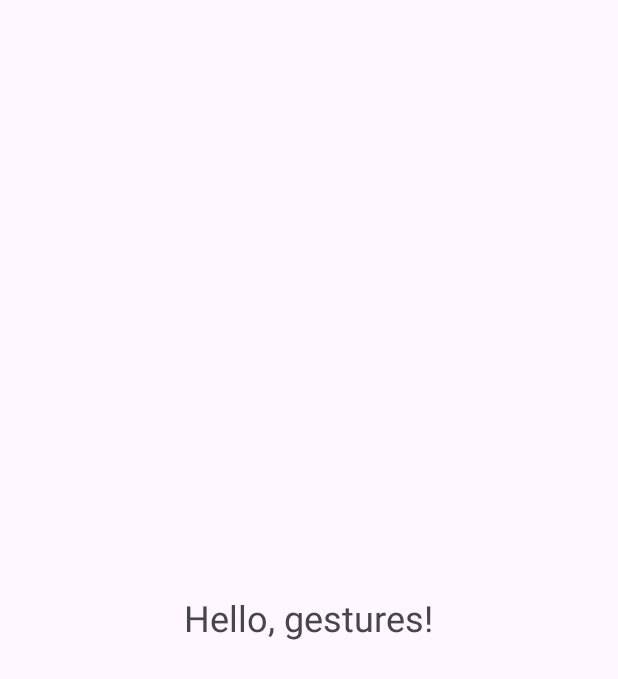
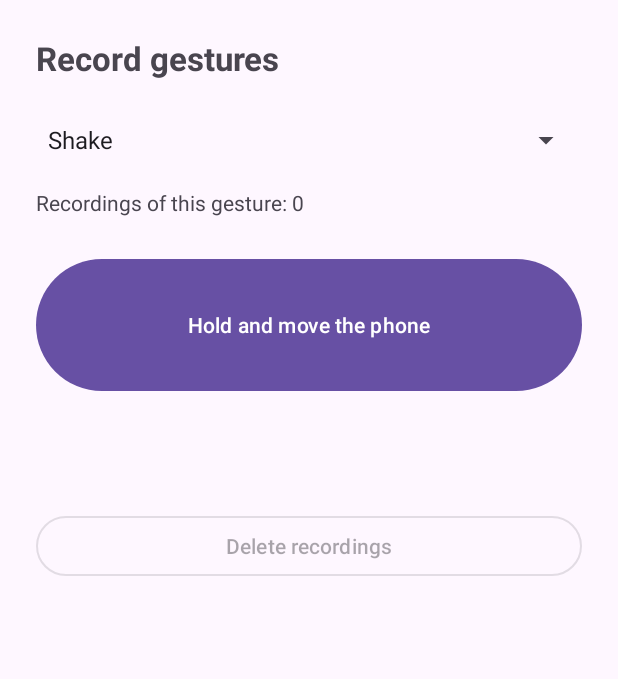
Before and after one commit to MakoStream/gesture-dtw-android, an Android app: the screen it shows after launch (MainActivity), on a phone screen of 412 x 824 dp. Shown: the top 679 px of the screen. Run offline under Robolectric (Android 15) with nearby library versions, the phone set to English and light mode, and no system bars; our stand-ins replace Timber.

Commit message:
feat(ui): add recording screen with ViewModel

```diff
--- a/app/build.gradle.kts
+++ b/app/build.gradle.kts
@@ -41,6 +41,12 @@ dependencies {
     implementation("com.google.android.material:material:1.12.0")
     implementation("com.jakewharton.timber:timber:5.0.1")
     implementation("com.google.code.gson:gson:2.11.0")
+
+    implementation("androidx.activity:activity-ktx:1.8.0")
+    implementation("androidx.lifecycle:lifecycle-viewmodel-ktx:2.6.2")
+    implementation("androidx.lifecycle:lifecycle-livedata-ktx:2.6.2")
+    testImplementation("androidx.arch.core:core-testing:2.2.0")
+
     testImplementation("junit:junit:4.13.2")
 
 }
--- a/app/src/main/java/ua/makostream/gesturedtw/MainActivity.kt
+++ b/app/src/main/java/ua/makostream/gesturedtw/MainActivity.kt
@@ -1,13 +1,104 @@
 package ua.makostream.gesturedtw
 
+import android.annotation.SuppressLint
 import android.os.Bundle
+import android.view.MotionEvent
+import android.view.View
+import android.widget.AdapterView
+import android.widget.ArrayAdapter
+import android.widget.Button
+import android.widget.Spinner
+import android.widget.TextView
+import androidx.activity.viewModels
 import androidx.appcompat.app.AppCompatActivity
 import timber.log.Timber
+import ua.makostream.gesturedtw.ui.GestureCatalog
+import ua.makostream.gesturedtw.ui.GestureUiState
+import ua.makostream.gesturedtw.ui.GestureViewModel
+import ua.makostream.gesturedtw.ui.GestureViewModelFactory
+import ua.makostream.gesturedtw.ui.UiMessage
 
 class MainActivity : AppCompatActivity() {
+
+    private val viewModel: GestureViewModel by viewModels {
+        GestureViewModelFactory(applicationContext)
+    }
+
+    private lateinit var gestureSpinner: Spinner
+    private lateinit var countText: TextView
+    private lateinit var statusText: TextView
+    private lateinit var recordButton: Button
+    private lateinit var deleteButton: Button
+
+    @SuppressLint("ClickableViewAccessibility")
     override fun onCreate(savedInstanceState: Bundle?) {
         super.onCreate(savedInstanceState)
         setContentView(R.layout.activity_main)
+
+        gestureSpinner = findViewById(R.id.gestureSpinner)
+        countText = findViewById(R.id.countText)
+        statusText = findViewById(R.id.statusText)
+        recordButton = findViewById(R.id.recordButton)
+        deleteButton = findViewById(R.id.deleteButton)
+
+        val labels = GestureCatalog.all.map { getString(it.labelRes) }
+        gestureSpinner.adapter =
+            ArrayAdapter(this, android.R.layout.simple_spinner_dropdown_item, labels)
+        gestureSpinner.onItemSelectedListener = object : AdapterView.OnItemSelectedListener {
+            override fun onItemSelected(p: AdapterView<*>?, v: View?, pos: Int, id: Long) {
+                viewModel.state.value?.let { render(it) }
+            }
+
+            override fun onNothingSelected(p: AdapterView<*>?) = Unit
+        }
+
+        recordButton.setOnTouchListener { v, event ->
+            when (event.actionMasked) {
+                MotionEvent.ACTION_DOWN -> viewModel.startRecording()
+                MotionEvent.ACTION_UP -> {
+                    v.performClick()
+                    viewModel.stopRecording(selectedGestureId())
+                }
+                MotionEvent.ACTION_CANCEL -> viewModel.cancelRecording()
+            }
+            true
+        }
+        deleteButton.setOnClickListener { viewModel.deleteGesture(selectedGestureId()) }
+
+        viewModel.state.observe(this) { render(it) }
         Timber.d("MainActivity created")
     }
+
+    override fun onPause() {
+        super.onPause()
+        viewModel.cancelRecording()
+    }
+
+    private fun selectedGestureId(): String =
+        GestureCatalog.all[gestureSpinner.selectedItemPosition].id
+
+    private fun render(state: GestureUiState) {
+        val count = state.templateCounts[selectedGestureId()] ?: 0
+        countText.text = getString(R.string.recordings_count, count)
+        recordButton.setText(if (state.isRecording) R.string.record_release else R.string.record_hold)
+        gestureSpinner.isEnabled = !state.isRecording
+        deleteButton.isEnabled = !state.isRecording && count > 0
+
+        if (state.isRecording) statusText.setText(R.string.status_recording)
+        state.message?.let {
+            statusText.text = messageText(it)
+            viewModel.messageShown()
+        }
+    }
+
+    private fun messageText(message: UiMessage): String = when (message) {
+        is UiMessage.Saved -> getString(
+            R.string.msg_saved, getString(GestureCatalog.labelFor(message.gestureId)), message.sampleCount
+        )
+        is UiMessage.Deleted -> getString(
+            R.string.msg_deleted, getString(GestureCatalog.labelFor(message.gestureId))
+        )
+        is UiMessage.TooShort -> getString(R.string.msg_too_short)
+        is UiMessage.SensorUnavailable -> getString(R.string.msg_sensor_unavailable)
+    }
 }
--- /dev/null
+++ b/app/src/main/java/ua/makostream/gesturedtw/ui/GestureCatalog.kt
@@ -0,0 +1,20 @@
+package ua.makostream.gesturedtw.ui
+
+import androidx.annotation.StringRes
+import ua.makostream.gesturedtw.R
+
+object GestureCatalog {
+
+    data class Entry(val id: String, @StringRes val labelRes: Int)
+
+    val all = listOf(
+        Entry("shake", R.string.gesture_shake),
+        Entry("circle", R.string.gesture_circle),
+        Entry("up_down", R.string.gesture_up_down),
+        Entry("left_right", R.string.gesture_left_right)
+    )
+
+    @StringRes
+    fun labelFor(id: String): Int =
+        all.firstOrNull { it.id == id }?.labelRes ?: R.string.gesture_unknown
+}
--- /dev/null
+++ b/app/src/main/java/ua/makostream/gesturedtw/ui/GestureUiState.kt
@@ -0,0 +1,15 @@
+package ua.makostream.gesturedtw.ui
+
+/** One-time message for the user; the Activity turns it into a localized string. */
+sealed interface UiMessage {
+    data class Saved(val gestureId: String, val sampleCount: Int) : UiMessage
+    data class Deleted(val gestureId: String) : UiMessage
+    data object TooShort : UiMessage
+    data object SensorUnavailable : UiMessage
+}
+
+data class GestureUiState(
+    val isRecording: Boolean = false,
+    val templateCounts: Map<String, Int> = emptyMap(),
+    val message: UiMessage? = null
+)
--- /dev/null
+++ b/app/src/main/java/ua/makostream/gesturedtw/ui/GestureViewModel.kt
@@ -0,0 +1,92 @@
+package ua.makostream.gesturedtw.ui
+
+import androidx.lifecycle.LiveData
+import androidx.lifecycle.MutableLiveData
+import androidx.lifecycle.ViewModel
+import timber.log.Timber
+import ua.makostream.gesturedtw.data.repository.GestureRepository
+import ua.makostream.gesturedtw.data.sensor.SensorSource
+import ua.makostream.gesturedtw.domain.model.AccelerometerSample
+import ua.makostream.gesturedtw.domain.model.GestureTemplate
+
+class GestureViewModel(
+    private val sensor: SensorSource,
+    private val repository: GestureRepository
+) : ViewModel() {
+
+    private val buffer = mutableListOf<AccelerometerSample>()
+    private val _state = MutableLiveData(GestureUiState())
+    val state: LiveData<GestureUiState> = _state
+
+    private val current: GestureUiState get() = _state.value ?: GestureUiState()
+
+    init {
+        _state.value = current.copy(templateCounts = countTemplates())
+    }
+
+    fun startRecording() {
+        if (current.isRecording) return
+        buffer.clear()
+        if (sensor.start { buffer += it }) {
+            Timber.i("Recording started")
+            _state.value = current.copy(isRecording = true)
+        } else {
+            Timber.w("Recording not started: sensor unavailable")
+            _state.value = current.copy(message = UiMessage.SensorUnavailable)
+        }
+    }
+
+    fun stopRecording(gestureId: String) {
+        if (!current.isRecording) return
+        sensor.stop()
+        val samples = buffer.toList()
+        buffer.clear()
+
+        if (samples.size < MIN_SAMPLES) {
+            Timber.w("Recording too short: %d samples (min %d)", samples.size, MIN_SAMPLES)
+            _state.value = current.copy(isRecording = false, message = UiMessage.TooShort)
+            return
+        }
+
+        repository.add(GestureTemplate(gestureId, samples))
+        Timber.i("Recording saved for '%s': %d samples", gestureId, samples.size)
+        _state.value = current.copy(
+            isRecording = false,
+            templateCounts = countTemplates(),
+            message = UiMessage.Saved(gestureId, samples.size)
+        )
+    }
+
+    /** Stops recording and throws the data away (e.g. the app went to background). */
+    fun cancelRecording() {
+        if (!current.isRecording) return
+        sensor.stop()
+        buffer.clear()
+        Timber.i("Recording cancelled")
+        _state.value = current.copy(isRecording = false)
+    }
+
+    fun deleteGesture(gestureId: String) {
+        repository.removeAll(gestureId)
+        _state.value = current.copy(
+            templateCounts = countTemplates(),
+            message = UiMessage.Deleted(gestureId)
+        )
+    }
+
+    fun messageShown() {
+        if (current.message != null) _state.value = current.copy(message = null)
+    }
+
+    override fun onCleared() {
+        sensor.stop()
+    }
+
+    private fun countTemplates(): Map<String, Int> =
+        repository.loadAll().groupingBy { it.gestureId }.eachCount()
+
+    private companion object {
+        /** About 0.2 s at SENSOR_DELAY_GAME; shorter recordings are accidental taps. */
+        const val MIN_SAMPLES = 10
+    }
+}
--- /dev/null
+++ b/app/src/main/java/ua/makostream/gesturedtw/ui/GestureViewModelFactory.kt
@@ -0,0 +1,22 @@
+package ua.makostream.gesturedtw.ui
+
+import android.content.Context
+import androidx.lifecycle.ViewModel
+import androidx.lifecycle.ViewModelProvider
+import java.io.File
+import ua.makostream.gesturedtw.data.repository.JsonGestureRepository
+import ua.makostream.gesturedtw.data.sensor.AndroidSensorSource
+
+class GestureViewModelFactory(private val appContext: Context) : ViewModelProvider.Factory {
+
+    @Suppress("UNCHECKED_CAST")
+    override fun <T : ViewModel> create(modelClass: Class<T>): T {
+        require(modelClass.isAssignableFrom(GestureViewModel::class.java)) {
+            "Unknown ViewModel class: ${modelClass.name}"
+        }
+        return GestureViewModel(
+            sensor = AndroidSensorSource(appContext),
+            repository = JsonGestureRepository(File(appContext.filesDir, "templates.json"))
+        ) as T
+    }
+}
--- a/app/src/main/res/layout/activity_main.xml
+++ b/app/src/main/res/layout/activity_main.xml
@@ -1,13 +1,49 @@
 <?xml version="1.0" encoding="utf-8"?>
-<FrameLayout xmlns:android="http://schemas.android.com/apk/res/android"
+<LinearLayout xmlns:android="http://schemas.android.com/apk/res/android"
     android:layout_width="match_parent"
-    android:layout_height="match_parent">
+    android:layout_height="match_parent"
+    android:orientation="vertical"
+    android:padding="24dp">
 
     <TextView
-        android:layout_width="wrap_content"
+        android:layout_width="match_parent"
         android:layout_height="wrap_content"
-        android:layout_gravity="center"
-        android:text="@string/hello"
-        android:textSize="24sp" />
+        android:text="@string/screen_title"
+        android:textSize="22sp"
+        android:textStyle="bold" />
 
-</FrameLayout>
+    <Spinner
+        android:id="@+id/gestureSpinner"
+        android:layout_width="match_parent"
+        android:layout_height="wrap_content"
+        android:layout_marginTop="16dp" />
+
+    <TextView
+        android:id="@+id/countText"
+        android:layout_width="match_parent"
+        android:layout_height="wrap_content"
+        android:layout_marginTop="8dp" />
+
+    <Button
+        android:id="@+id/recordButton"
+        android:layout_width="match_parent"
+        android:layout_height="96dp"
+        android:layout_marginTop="24dp"
+        android:text="@string/record_hold" />
+
+    <TextView
+        android:id="@+id/statusText"
+        android:layout_width="match_parent"
+        android:layout_height="wrap_content"
+        android:layout_marginTop="16dp"
+        android:minLines="2" />
+
+    <Button
+        android:id="@+id/deleteButton"
+        style="@style/Widget.Material3.Button.OutlinedButton"
+        android:layout_width="match_parent"
+        android:layout_height="wrap_content"
+        android:layout_marginTop="24dp"
+        android:text="@string/delete_recordings" />
+
+</LinearLayout>
--- a/app/src/main/res/values/strings.xml
+++ b/app/src/main/res/values/strings.xml
@@ -9,4 +9,15 @@
     <string name="gesture_unknown">Unknown gesture</string>
 
     <string name="recognition_result">Gesture: %1$s (distance: %2$.2f)</string>
+
+    <string name="screen_title">Record gestures</string>
+    <string name="record_hold">Hold and move the phone</string>
+    <string name="record_release">Release to save</string>
+    <string name="status_recording">Recording…</string>
+    <string name="recordings_count">Recordings of this gesture: %1$d</string>
+    <string name="delete_recordings">Delete recordings</string>
+    <string name="msg_saved">Saved: %1$s (%2$d samples)</string>
+    <string name="msg_deleted">Recordings deleted: %1$s</string>
+    <string name="msg_too_short">Too short: hold the button longer</string>
+    <string name="msg_sensor_unavailable">Accelerometer is not available on this device</string>
 </resources>
```
Also changed, not shown: 2 other files.
